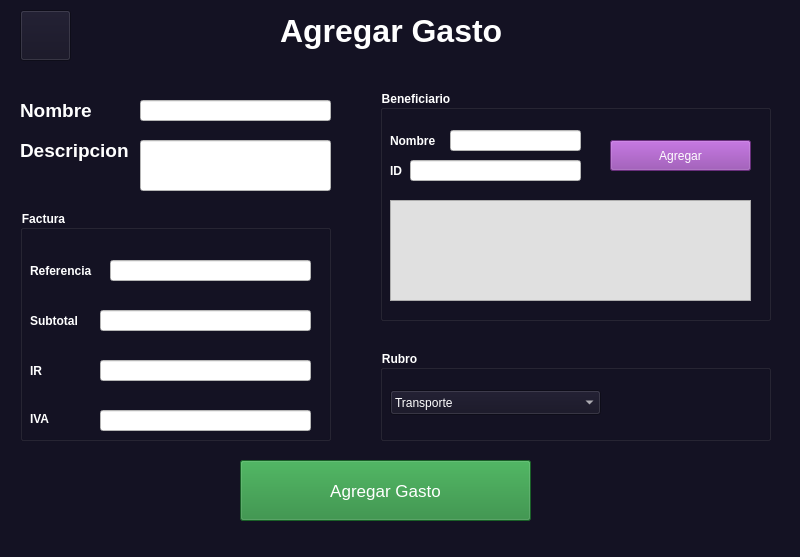
The window that Vistas ui/AgregarGasto.ui (bradlygutierrez/programacionApp) describes before a commit, drawn with Qt 5.
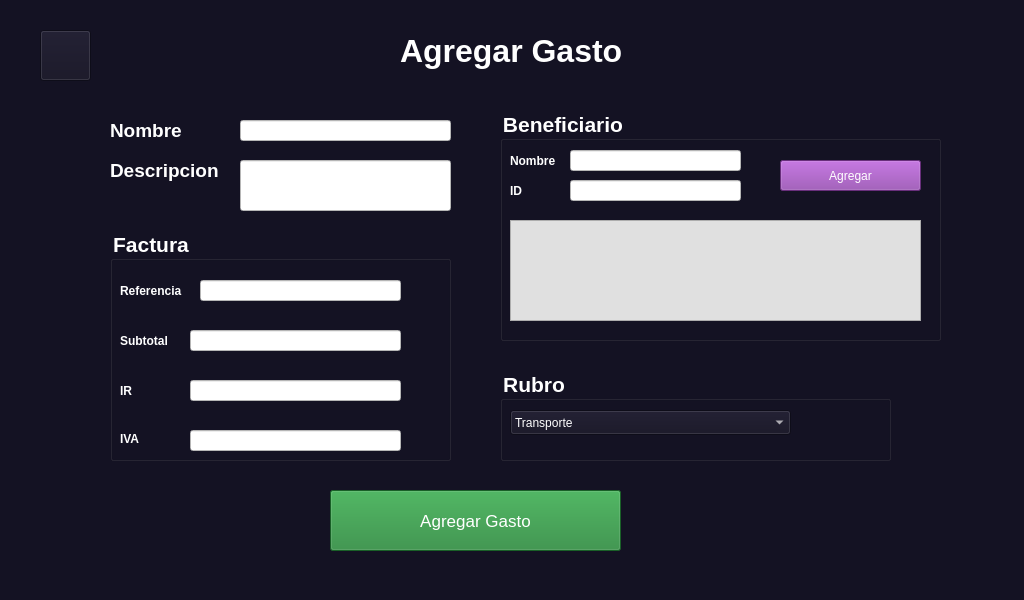
The same window after the commit. Icons and pictures are not drawn.

The edit to the form file:
```diff
--- a/Vistas ui/AgregarGasto.ui
+++ b/Vistas ui/AgregarGasto.ui
@@ -6,10 +6,22 @@
    <rect>
     <x>0</x>
     <y>0</y>
-    <width>800</width>
-    <height>557</height>
+    <width>1024</width>
+    <height>600</height>
    </rect>
   </property>
+  <property name="minimumSize">
+   <size>
+    <width>1024</width>
+    <height>600</height>
+   </size>
+  </property>
+  <property name="maximumSize">
+   <size>
+    <width>1024</width>
+    <height>600</height>
+   </size>
+  </property>
   <property name="windowTitle">
    <string>MainWindow</string>
   </property>
@@ -20,8 +32,8 @@
    <widget class="QLabel" name="label">
     <property name="geometry">
      <rect>
-      <x>280</x>
-      <y>10</y>
+      <x>400</x>
+      <y>30</y>
       <width>221</width>
       <height>41</height>
      </rect>
@@ -43,9 +55,9 @@
    <widget class="QLineEdit" name="lineEdit">
     <property name="geometry">
      <rect>
-      <x>140</x>
-      <y>100</y>
-      <width>191</width>
+      <x>240</x>
+      <y>120</y>
+      <width>211</width>
       <height>21</height>
      </rect>
     </property>
@@ -59,8 +71,8 @@
    <widget class="QLabel" name="label_2">
     <property name="geometry">
      <rect>
-      <x>20</x>
-      <y>100</y>
+      <x>110</x>
+      <y>120</y>
       <width>81</width>
       <height>21</height>
      </rect>
@@ -82,8 +94,8 @@
    <widget class="QLabel" name="label_3">
     <property name="geometry">
      <rect>
-      <x>20</x>
-      <y>140</y>
+      <x>110</x>
+      <y>160</y>
       <width>111</width>
       <height>21</height>
      </rect>
@@ -105,9 +117,9 @@
    <widget class="QLineEdit" name="lineEdit_2">
     <property name="geometry">
      <rect>
-      <x>140</x>
-      <y>140</y>
-      <width>191</width>
+      <x>240</x>
+      <y>160</y>
+      <width>211</width>
       <height>51</height>
      </rect>
     </property>
@@ -121,14 +133,15 @@
    <widget class="QGroupBox" name="groupBox">
     <property name="geometry">
      <rect>
-      <x>380</x>
-      <y>90</y>
-      <width>391</width>
+      <x>500</x>
+      <y>110</y>
+      <width>441</width>
       <height>231</height>
      </rect>
     </property>
     <property name="font">
      <font>
+      <pointsize>16</pointsize>
       <weight>75</weight>
       <bold>true</bold>
      </font>
@@ -163,7 +176,7 @@
       <rect>
        <x>70</x>
        <y>40</y>
-       <width>131</width>
+       <width>171</width>
        <height>21</height>
       </rect>
      </property>
@@ -197,7 +210,7 @@
     <widget class="QLineEdit" name="lineEdit_8">
      <property name="geometry">
       <rect>
-       <x>30</x>
+       <x>70</x>
        <y>70</y>
        <width>171</width>
        <height>21</height>
@@ -214,7 +227,7 @@
     <widget class="QPushButton" name="pushButton_4">
      <property name="geometry">
       <rect>
-       <x>230</x>
+       <x>280</x>
        <y>50</y>
        <width>141</width>
        <height>31</height>
@@ -232,7 +245,7 @@
       <rect>
        <x>10</x>
        <y>110</y>
-       <width>361</width>
+       <width>411</width>
        <height>101</height>
       </rect>
      </property>
@@ -244,14 +257,15 @@
    <widget class="QGroupBox" name="groupBox_2">
     <property name="geometry">
      <rect>
-      <x>20</x>
-      <y>210</y>
-      <width>311</width>
+      <x>110</x>
+      <y>230</y>
+      <width>341</width>
       <height>231</height>
      </rect>
     </property>
     <property name="font">
      <font>
+      <pointsize>16</pointsize>
       <weight>75</weight>
       <bold>true</bold>
      </font>
@@ -412,8 +426,8 @@
    <widget class="QPushButton" name="pushButton_3">
     <property name="geometry">
      <rect>
-      <x>240</x>
-      <y>460</y>
+      <x>330</x>
+      <y>490</y>
       <width>291</width>
       <height>61</height>
      </rect>
@@ -434,14 +448,15 @@
    <widget class="QGroupBox" name="groupBox_3">
     <property name="geometry">
      <rect>
-      <x>380</x>
-      <y>350</y>
+      <x>500</x>
+      <y>370</y>
       <width>391</width>
       <height>91</height>
      </rect>
     </property>
     <property name="font">
      <font>
+      <pointsize>16</pointsize>
       <weight>75</weight>
       <bold>true</bold>
      </font>
@@ -457,7 +472,7 @@
       <rect>
        <x>10</x>
        <y>40</y>
-       <width>211</width>
+       <width>281</width>
        <height>25</height>
       </rect>
      </property>
@@ -481,8 +496,8 @@
    <widget class="QPushButton" name="pushButton">
     <property name="geometry">
      <rect>
-      <x>20</x>
-      <y>10</y>
+      <x>40</x>
+      <y>30</y>
       <width>51</width>
       <height>51</height>
      </rect>
```
